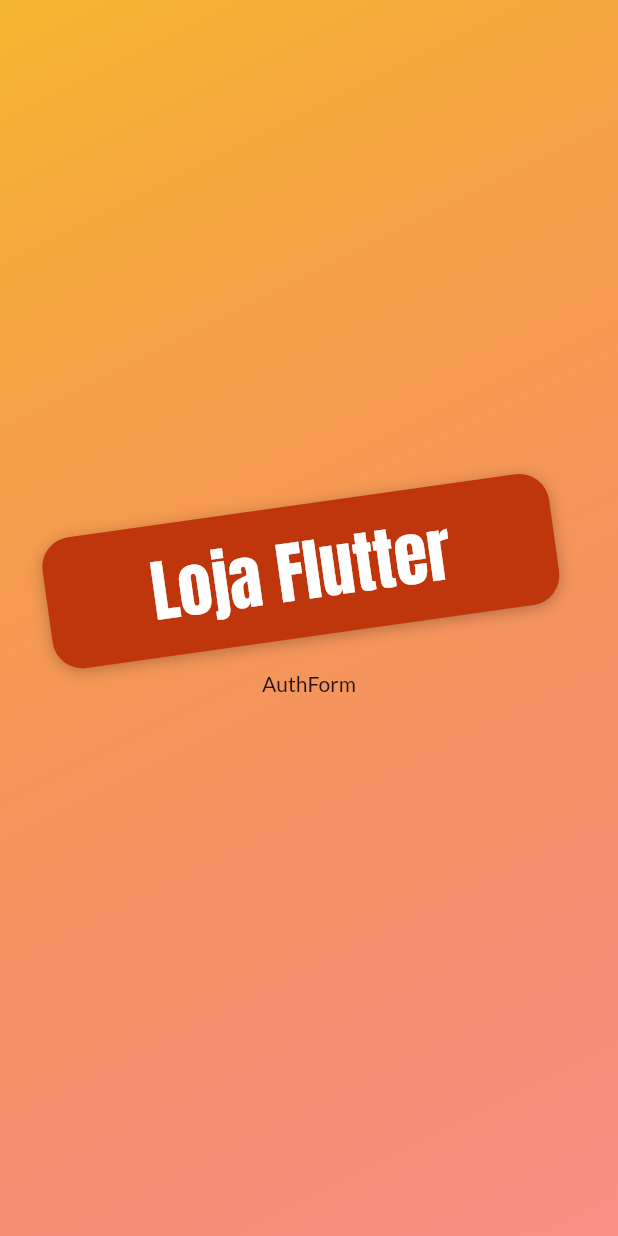
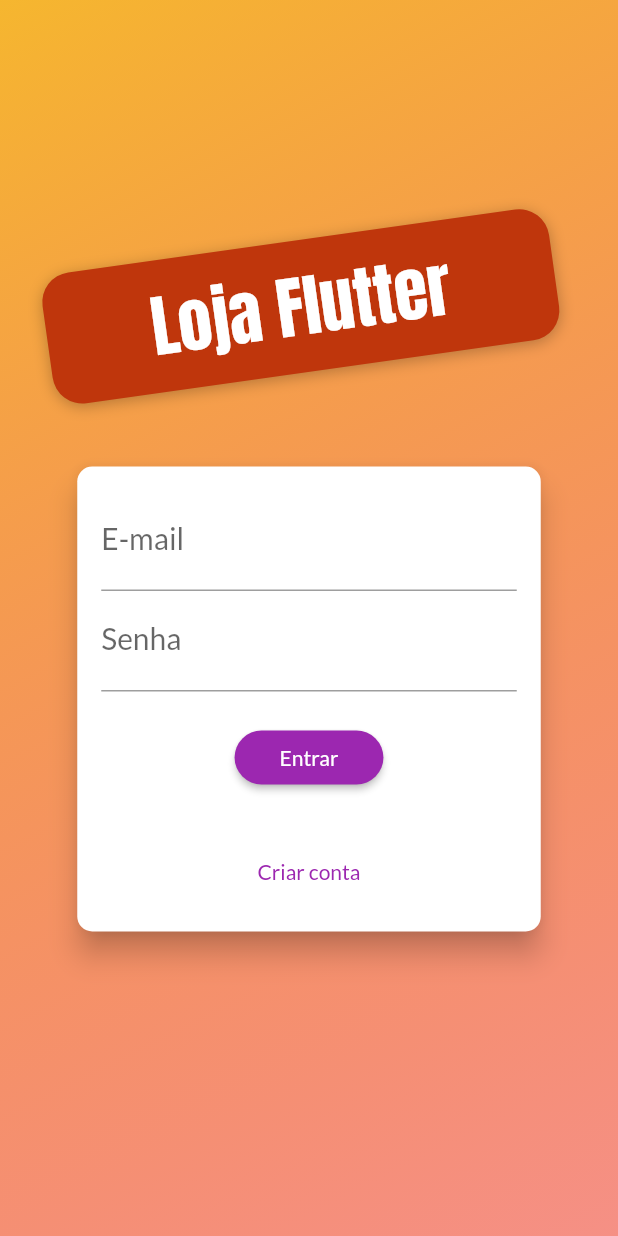
Before and after one commit to LeonardoJaques/shop-flutter, a Flutter app: the screen it shows after launch, on a phone screen of 412 x 824 dp. Run offline on Flutter 3.47's test engine with Material 2 defaults, Android fonts, the phone set to English and light mode, and no system bars; our stand-ins replace flutter_dotenv.

Commit message:
feat: create a auth_format

```diff
--- a/lib/components/auth_form.dart
+++ b/lib/components/auth_form.dart
@@ -1,4 +1,6 @@
 import 'package:flutter/material.dart';
+
+enum AuthMode { signUp, login }
 
 class AuthForm extends StatefulWidget {
   const AuthForm({super.key});
@@ -8,8 +10,132 @@ class AuthForm extends StatefulWidget {
 }
 
 class _AuthFormState extends State<AuthForm> {
+  final Map<String, String> _authData = {'email': '', 'password': ''};
+  final _passwordController = TextEditingController();
+  final GlobalKey<FormState> _formKey = GlobalKey();
+
+  AuthMode _authMode = AuthMode.login;
+  bool _isLogin() => _authMode == AuthMode.login;
+  bool _isSignUp() => _authMode == AuthMode.signUp;
+  bool _isLoading = false;
+
+  void _switchAuthMode() {
+    setState(() {
+      if (_isSignUp()) {
+        _authMode = AuthMode.login;
+      } else {
+        _authMode = AuthMode.signUp;
+      }
+    });
+  }
+
+  void _submit() {
+    final isValid = _formKey.currentState?.validate() ?? false;
+    if (!isValid) {
+      return;
+    }
+    setState(() => _isLoading = true);
+    _formKey.currentState?.save();
+    if (_isLogin()) {
+      // Login
+    } else
+      (
+        // Registrar
+      );
+    setState(() => _isLoading = false);
+  }
+
   @override
   Widget build(BuildContext context) {
-    return const Text('AuthForm');
+    final deviceSize = MediaQuery.of(context).size;
+    return Card(
+      elevation: 8.0,
+      shape: RoundedRectangleBorder(borderRadius: BorderRadius.circular(10)),
+      margin: const EdgeInsets.all(20),
+      child: Container(
+        padding: const EdgeInsets.all(16),
+        height: _isLogin() ? 310 : 400,
+        width: deviceSize.width * 0.75,
+        child: Form(
+            key: _formKey,
+            child: Column(
+              children: [
+                TextFormField(
+                  decoration: const InputDecoration(labelText: 'E-mail'),
+                  style: const TextStyle(
+                    color: Colors.black,
+                    fontSize: 20,
+                  ),
+                  keyboardType: TextInputType.emailAddress,
+                  onSaved: (email) => _authData['email'] ?? '',
+                  validator: (emailValue) {
+                    final email = emailValue ?? '';
+                    if (email.trim().isEmpty || !email.contains('@')) {
+                      return 'Informe um email válido';
+                    }
+                    return null;
+                  },
+                ),
+                TextFormField(
+                  decoration: const InputDecoration(labelText: 'Senha'),
+                  obscureText: true,
+                  keyboardType: TextInputType.emailAddress,
+                  controller: _passwordController,
+                  style: const TextStyle(
+                    color: Colors.black,
+                    fontSize: 20,
+                  ),
+                  validator: _isLogin()
+                      ? null
+                      : (passwordValue) {
+                          final password = passwordValue ?? '';
+                          if (password.isEmpty || password.length < 5) {
+                            return 'Informe uma senha válida';
+                          }
+                          return null;
+                        },
+                  onSaved: (password) => _authData['password'] ?? '',
+                ),
+                if (_isSignUp())
+                  TextFormField(
+                    decoration:
+                        const InputDecoration(labelText: 'Confirmar Senha'),
+                    obscureText: true,
+                    keyboardType: TextInputType.emailAddress,
+                    validator: (passwordValue) {
+                      final password = passwordValue ?? '';
+                      if (password != _passwordController.text) {
+                        return 'Senhas são diferentes';
+                      }
+                      return null;
+                    },
+                  ),
+                const SizedBox(height: 20),
+                _isLoading
+                    ? const CircularProgressIndicator()
+                    : ElevatedButton(
+                        onPressed: _submit,
+                        style: ElevatedButton.styleFrom(
+                          shape: RoundedRectangleBorder(
+                            borderRadius: BorderRadius.circular(30),
+                          ),
+                          padding: const EdgeInsets.symmetric(
+                            horizontal: 30,
+                            vertical: 8,
+                          ),
+                        ),
+                        child: Text(
+                          _isLogin() ? 'Entrar' : 'Cadastrar',
+                        ),
+                      ),
+                const Spacer(),
+                TextButton(
+                  onPressed: _switchAuthMode,
+                  child: Text(_isSignUp() ? 'Já possui conta?' : 'Criar conta'),
+                ),
+              ],
+            )),
+      ),
+    );
   }
 }
--- a/lib/pages/auth_pages.dart
+++ b/lib/pages/auth_pages.dart
@@ -31,6 +31,7 @@ class AuthPage extends StatelessWidget {
               crossAxisAlignment: CrossAxisAlignment.center,
               children: [
                 Container(
+                  margin: const EdgeInsets.only(bottom: 20),
                   padding: const EdgeInsets.symmetric(
                     vertical: 10,
                     horizontal: 70,
@@ -54,7 +55,7 @@ class AuthPage extends StatelessWidget {
                         color: Colors.white,
                       )),
                 ),
-                AuthForm(),
+                const AuthForm(),
               ],
             ),
           )
```
